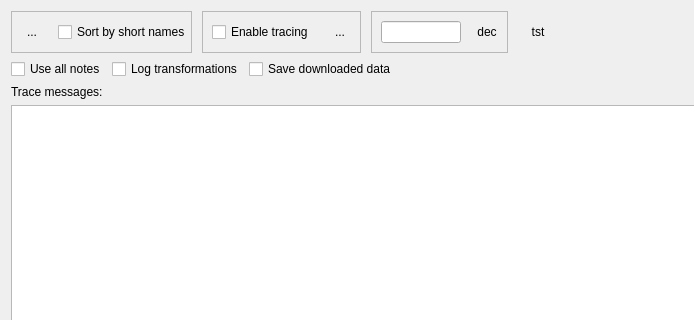
Above: mp3diags/src/Debug.ui from frispete/mp3diags before the change; both pictures show x 0 to 694 and y 0 to 320 of the 1005 by 638 pixel window. Below: the same form after it.
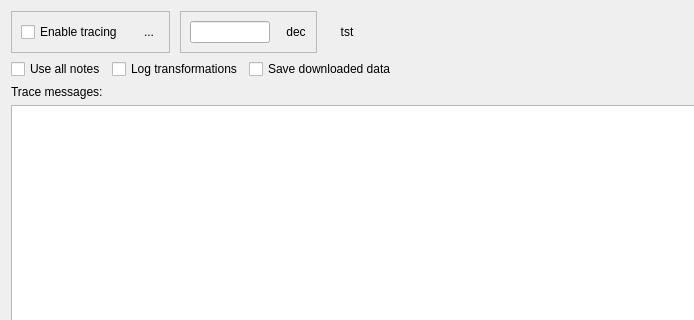
That is the form after the change. Icons and pictures are not drawn.

Commit message: 30.09.2009 - 0.99.06.040 - "Various Artists" support - all pictures are shown and can be viewed in full size in "Tag details" - all pictures from a file are shown in the tag editor - patterns in the tag editor may now be disabled - better handling of text frames containing null characters - auto-size for the tag editor's "current file" area - better column widths in the tag editor - improved HTA for Windows build

Patch:
```diff
--- a/mp3diags/src/Debug.ui
+++ b/mp3diags/src/Debug.ui
@@ -40,74 +40,6 @@
       <property name="bottomMargin" >
        <number>0</number>
       </property>
-      <item>
-       <widget class="QFrame" name="frame_5" >
-        <property name="frameShape" >
-         <enum>QFrame::StyledPanel</enum>
-        </property>
-        <property name="frameShadow" >
-         <enum>QFrame::Raised</enum>
-        </property>
-        <layout class="QHBoxLayout" >
-         <property name="leftMargin" >
-          <number>0</number>
-         </property>
-         <property name="topMargin" >
-          <number>0</number>
-         </property>
-         <property name="rightMargin" >
-          <number>0</number>
-         </property>
-         <property name="bottomMargin" >
-          <number>0</number>
-         </property>
-         <item>
-          <widget class="QToolButton" name="m_pSaveFileInfoB" >
-           <property name="minimumSize" >
-            <size>
-             <width>40</width>
-             <height>40</height>
-            </size>
-           </property>
-           <property name="maximumSize" >
-            <size>
-             <width>40</width>
-             <height>40</height>
-            </size>
-           </property>
-           <property name="focusPolicy" >
-            <enum>Qt::NoFocus</enum>
-           </property>
-           <property name="toolTip" >
-            <string>Save file info</string>
-           </property>
-           <property name="text" >
-            <string>...</string>
-           </property>
-           <property name="icon" >
-            <iconset resource="Mp3Diags.qrc" >:/images/save_info.svg</iconset>
-           </property>
-           <property name="iconSize" >
-            <size>
-             <width>33</width>
-             <height>36</height>
-            </size>
-           </property>
-           <property name="autoRaise" >
-            <bool>true</bool>
-           </property>
-          </widget>
-         </item>
-         <item>
-          <widget class="QCheckBox" name="m_pSortByShortNamesCkB" >
-           <property name="text" >
-            <string>Sort by short names</string>
-           </property>
-          </widget>
-         </item>
-        </layout>
-       </widget>
-      </item>
       <item>
        <widget class="QFrame" name="frame_8" >
         <property name="frameShape" >
```
The commit also changes 60 other files.
